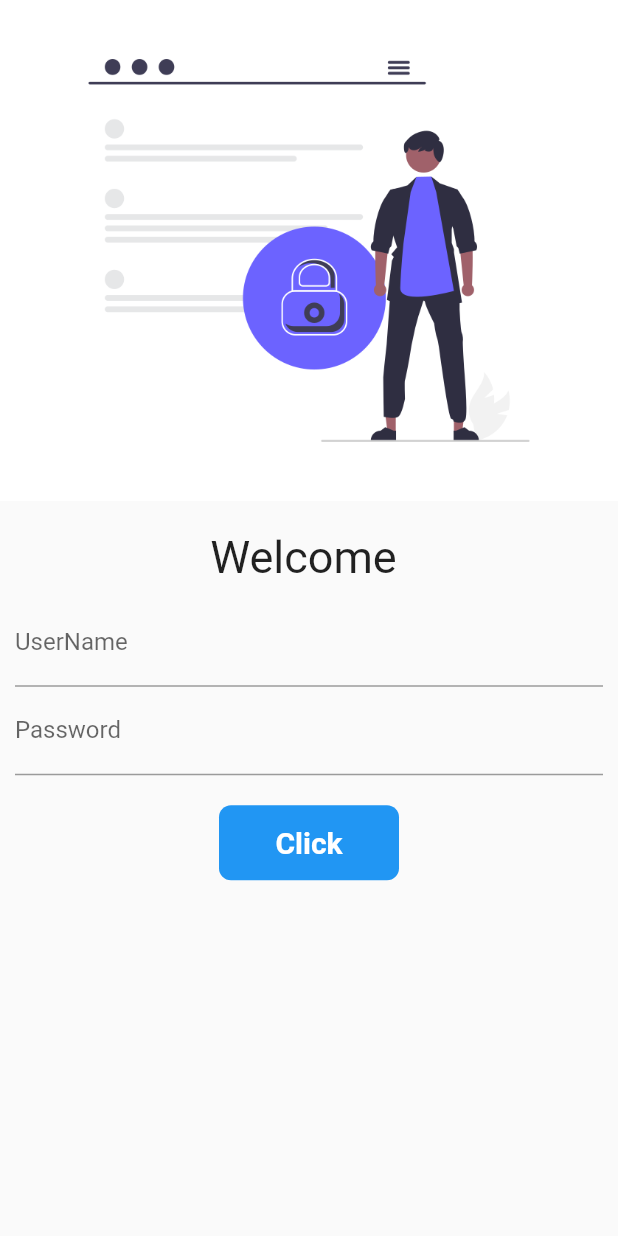
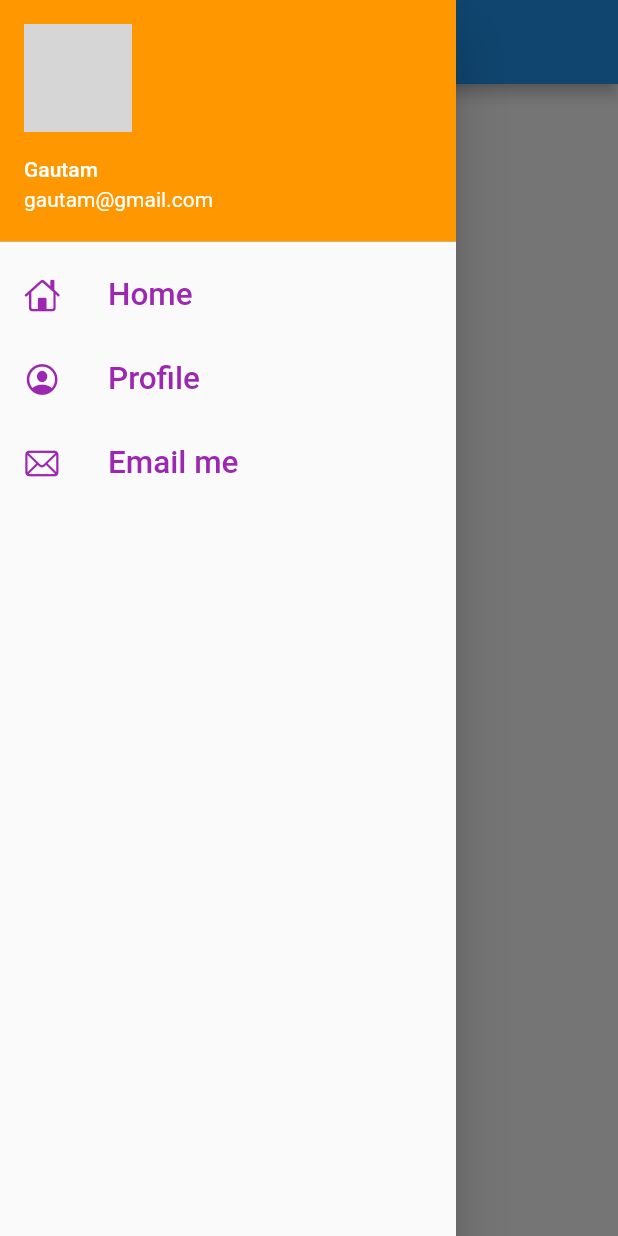
Before and after one commit to gtmraj7777/flutter_practice, a Flutter app: the screen it shows after launch, with the side drawer open (before the commit the screen has no drawer), on a phone screen of 412 x 824 dp. Run offline on Flutter 3.47's test engine with Material 2 defaults, Android fonts, the phone set to English and light mode, and no system bars; our stand-ins replace google_fonts; network calls fail; Roboto replaces fonts that are missing (Lateef); grey boxes are pictures that could not be loaded.

Commit message:
Day9 complete

```diff
--- a/lib/main.dart
+++ b/lib/main.dart
@@ -21,7 +21,7 @@ class MyWidget extends StatelessWidget {
     return MaterialApp(
       debugShowCheckedModeBanner: false,
      // home:HomePage(),
-      initialRoute: "/",
+      initialRoute: MyRoutes.homeRoute,
       routes: {
         "/":(context) => LoginPage(),
         MyRoutes.homeRoute : (context) => HomePage(),
--- a/lib/pages/home_page.dart
+++ b/lib/pages/home_page.dart
@@ -1,3 +1,4 @@
+import 'package:first_app11/widgets/drawer.dart';
 import 'package:flutter/material.dart';
 
 class HomePage extends StatelessWidget {
@@ -9,14 +10,14 @@ class HomePage extends StatelessWidget {
   @override
   Widget build(BuildContext context) {
     return Scaffold(
-      appBar: AppBar(),
+      appBar: AppBar(title: Text("HOME"),),
       body: Container(
         color: Colors.white,
         child: Center(
           child: Text("GAUTAM  $day"),
         ),
       ),
-      drawer: const Drawer(),
+      drawer: const MyDrawer(),
     );
   }
 }
--- /dev/null
+++ b/lib/widgets/drawer.dart
@@ -0,0 +1,45 @@
+import 'package:flutter/cupertino.dart';
+import 'package:flutter/material.dart';
+
+
+class MyDrawer extends StatelessWidget {
+  const MyDrawer({Key? key}) : super(key: key);
+
+  @override
+  Widget build(BuildContext context) {
+    final imageUrl ="https://cdn.dnaindia.com/sites/default/files/styles/full/public/2021/12/14/1009949-virat-kohli.jpg";
+    return Drawer(
+      child: ListView(
+        children: [
+          DrawerHeader(
+
+              padding: EdgeInsets.zero,
+              child: UserAccountsDrawerHeader(
+                decoration: BoxDecoration(color: Colors.orange),
+            margin: EdgeInsets.zero,
+            accountEmail: Text("gautam@gmail.com"), accountName: Text("Gautam"),
+
+              currentAccountPicture: CircleAvatar(
+                backgroundImage: NetworkImage(imageUrl),
+              ),
+              )
+
+          ),
+          ListTile(
+            leading: Icon(CupertinoIcons.home,color: Colors.purple,),
+            title: Text("Home",textScaleFactor: 1.5,style: TextStyle(color: Colors.purple),),
+          ),
+          ListTile(
+            leading: Icon(CupertinoIcons.profile_circled,color: Colors.purple,),
+            title: Text("Profile",textScaleFactor: 1.5,style: TextStyle(color: Colors.purple),),
+          ),
+          ListTile(
+            leading: Icon(CupertinoIcons.mail,color: Colors.purple,),
+            title: Text("Email me",textScaleFactor: 1.5,style: TextStyle(color: Colors.purple),),
+          ),
+
+        ],
+      ),
+    );
+  }
+}
```
